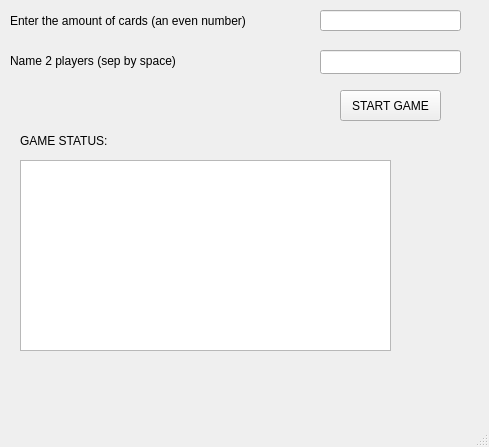
shamsch/programming2coursework, file student/13/pairs_gui/mainwindow.ui: the form before one commit.
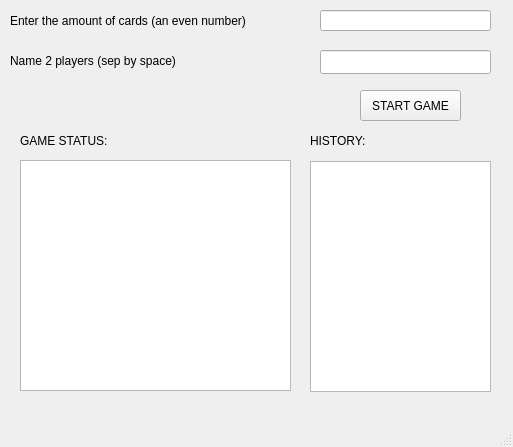
The form after the commit.

Commit message: Added game history feature

Diff of the .ui file:
```diff
--- a/student/13/pairs_gui/mainwindow.ui
+++ b/student/13/pairs_gui/mainwindow.ui
@@ -6,7 +6,7 @@
    <rect>
     <x>0</x>
     <y>0</y>
-    <width>489</width>
+    <width>513</width>
     <height>447</height>
    </rect>
   </property>
@@ -19,7 +19,7 @@
      <rect>
       <x>320</x>
       <y>10</y>
-      <width>141</width>
+      <width>171</width>
       <height>21</height>
      </rect>
     </property>
@@ -29,7 +29,7 @@
      <rect>
       <x>320</x>
       <y>50</y>
-      <width>141</width>
+      <width>171</width>
       <height>24</height>
      </rect>
     </property>
@@ -63,7 +63,7 @@
    <widget class="QPushButton" name="startGamePushButton">
     <property name="geometry">
      <rect>
-      <x>340</x>
+      <x>360</x>
       <y>90</y>
       <width>101</width>
       <height>31</height>
@@ -78,8 +78,8 @@
      <rect>
       <x>20</x>
       <y>160</y>
-      <width>371</width>
-      <height>191</height>
+      <width>271</width>
+      <height>231</height>
      </rect>
     </property>
    </widget>
@@ -96,6 +96,29 @@
      <string>GAME STATUS:</string>
     </property>
    </widget>
+   <widget class="QTextBrowser" name="gameHistoryTextBrowser">
+    <property name="geometry">
+     <rect>
+      <x>310</x>
+      <y>161</y>
+      <width>181</width>
+      <height>231</height>
+     </rect>
+    </property>
+   </widget>
+   <widget class="QLabel" name="historyLabel">
+    <property name="geometry">
+     <rect>
+      <x>310</x>
+      <y>130</y>
+      <width>71</width>
+      <height>21</height>
+     </rect>
+    </property>
+    <property name="text">
+     <string>HISTORY:</string>
+    </property>
+   </widget>
   </widget>
   <widget class="QMenuBar" name="menubar">
    <property name="geometry">
```
Left out of the diff: 2 changed lines with no effect on the pictures. The commit also changes 4 other files.
